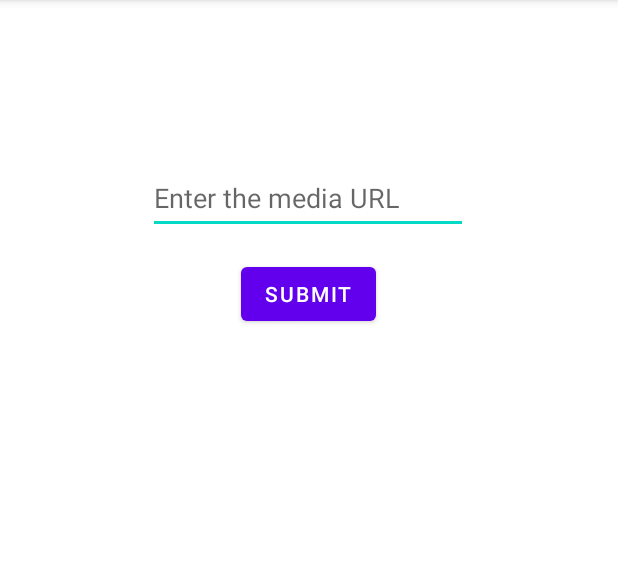
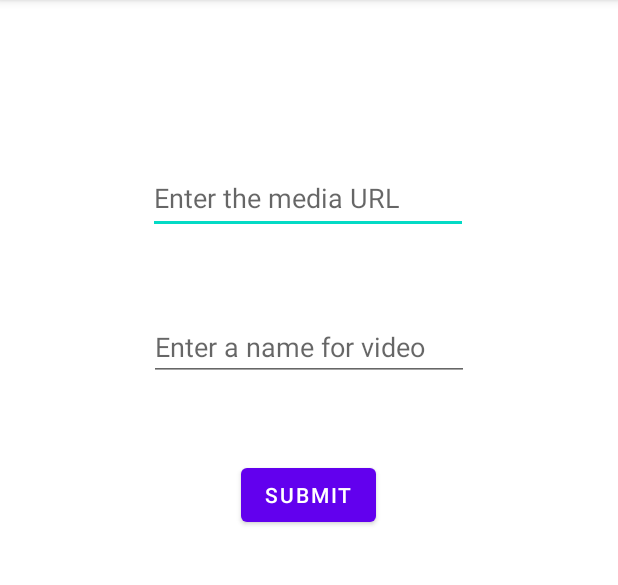
Before and after one commit to itsnitish22/Feedback-Prime, an Android app: the UrlAccept screen opened directly, with no data from a screen before it, on a phone screen of 412 x 824 dp, the part 84-669 px from its top. Run offline under Robolectric (Android 15) with nearby library versions, the light colour scheme and no system bars; network calls fail.

Commit message:
video process created and added a name parameter

```diff
--- a/app/src/main/java/com/example/feedbackprime/Extraction.kt
+++ b/app/src/main/java/com/example/feedbackprime/Extraction.kt
@@ -1,5 +1,6 @@
 package com.example.feedbackprime
 
+import android.content.Intent
 import androidx.appcompat.app.AppCompatActivity
 import android.os.Bundle
 import android.util.Log
@@ -23,8 +24,15 @@ class Extraction : AppCompatActivity() {
         setContentView(binding.root)
 
         val url = intent.extras?.getString("url")
+        val name=intent.extras?.getString("name")
 
         sendAppId()
+        val intent= Intent(this,VideoProcess::class.java)
+        intent.putExtra("url",url)
+        intent.putExtra("name",name)
+        intent.putExtra("token",accessToken)
+
+
     }
 
     private fun sendAppId() {
--- a/app/src/main/java/com/example/feedbackprime/UrlAccept.kt
+++ b/app/src/main/java/com/example/feedbackprime/UrlAccept.kt
@@ -15,9 +15,11 @@ class UrlAccept : AppCompatActivity() {
         setContentView(binding.root)
 
         val url = binding.editTextTextPersonName.text.toString()
+        val name=binding.name.text.toString()
         binding.submitButton.setOnClickListener {
             val intent = Intent(this, Extraction::class.java)
             intent.putExtra("url", url)
+            intent.putExtra("name", name)
             startActivity(intent)
         }
 
--- a/app/src/main/res/layout/activity_url_accept.xml
+++ b/app/src/main/res/layout/activity_url_accept.xml
@@ -32,5 +32,18 @@
         app:layout_constraintHorizontal_bias="0.498"
         app:layout_constraintStart_toStartOf="parent"
         app:layout_constraintTop_toBottomOf="@+id/editTextTextPersonName"
-        app:layout_constraintVertical_bias="0.028" />
+        app:layout_constraintVertical_bias="0.266" />
+
+    <EditText
+        android:id="@+id/name"
+        android:layout_width="wrap_content"
+        android:layout_height="wrap_content"
+        android:ems="10"
+        android:hint="Enter a name for video"
+        android:inputType="textPersonName"
+        app:layout_constraintBottom_toTopOf="@+id/submitButton"
+        app:layout_constraintEnd_toEndOf="parent"
+        app:layout_constraintHorizontal_bias="0.5"
+        app:layout_constraintStart_toStartOf="parent"
+        app:layout_constraintTop_toBottomOf="@+id/editTextTextPersonName" />
 </androidx.constraintlayout.widget.ConstraintLayout>
```
